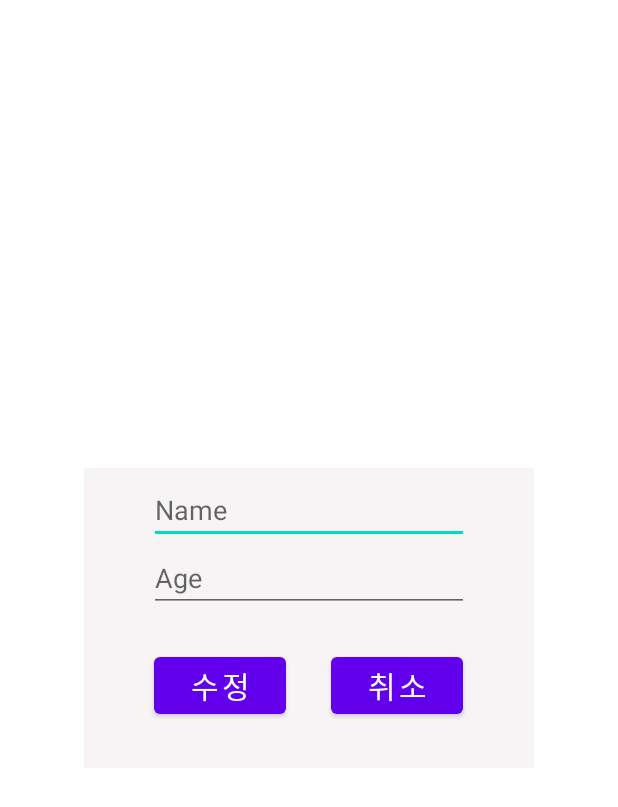
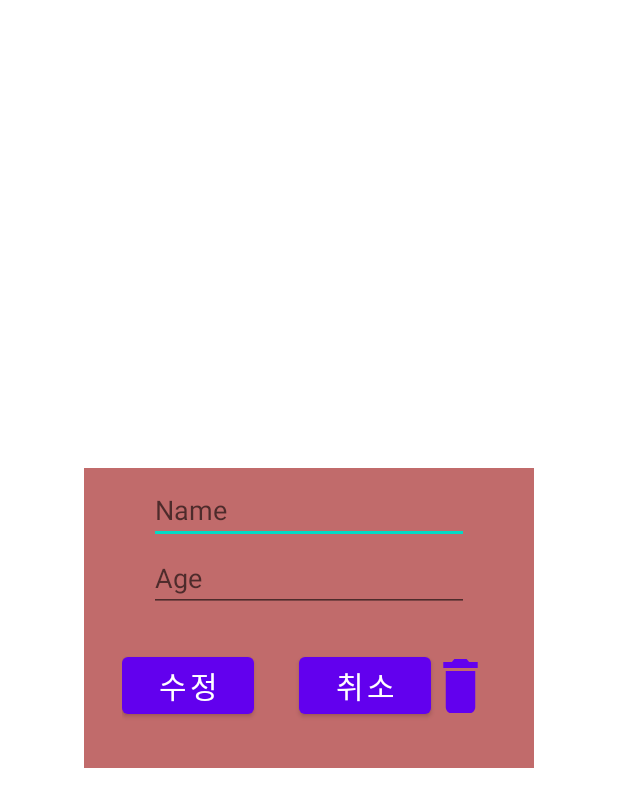
Before and after one commit to HanYeop/AndroidStudio-Practice, an Android app: the layout activity_update.xml on its own in the app's theme, with its tools: preview values and no code run, on a phone screen of 412 x 824 dp. Shown: the top 807 px of the screen. Run offline under Robolectric (Android 15) with nearby library versions, the phone set to English and light mode, and no system bars.

Commit message:
RoomEx 4 데이터 삭제

```diff
--- a/RoomEx/app/src/main/java/org/techtown/roomex/data/UserDao.kt
+++ b/RoomEx/app/src/main/java/org/techtown/roomex/data/UserDao.kt
@@ -14,6 +14,9 @@ interface UserDao {
    @Update
    suspend fun updateUser(user : User)
 
+   @Delete
+   suspend fun deleteUser(user : User)
+
    @Query("SELECT * FROM user_table ORDER BY id ASC")
    fun readAllData() : LiveData<List<User>>
 
--- a/RoomEx/app/src/main/java/org/techtown/roomex/repository/UserRepository.kt
+++ b/RoomEx/app/src/main/java/org/techtown/roomex/repository/UserRepository.kt
@@ -16,4 +16,8 @@ class UserRepository(private val userDao: UserDao) {
     suspend fun updateUser(user : User){
         userDao.updateUser(user)
     }
+
+    suspend fun deleteUser(user : User){
+        userDao.deleteUser(user)
+    }
 }
--- a/RoomEx/app/src/main/java/org/techtown/roomex/viewmodel/UserViewModel.kt
+++ b/RoomEx/app/src/main/java/org/techtown/roomex/viewmodel/UserViewModel.kt
@@ -32,6 +32,12 @@ class UserViewModel(application: Application) : AndroidViewModel(application) {
         }
     }
 
+    fun deleteUser(user : User){
+        viewModelScope.launch(Dispatchers.IO) {
+            repository.deleteUser(user)
+        }
+    }
+
     // ViewModel에 파라미터를 넘기기 위해서, 파라미터를 포함한 Factory 객체를 생성하기 위한 클래스
     class Factory(val application: Application) : ViewModelProvider.Factory {
         override fun <T : ViewModel?> create(modelClass: Class<T>): T {
--- /dev/null
+++ b/RoomEx/app/src/main/res/drawable/ic_baseline_delete_24.xml
@@ -0,0 +1,10 @@
+<vector xmlns:android="http://schemas.android.com/apk/res/android"
+    android:width="24dp"
+    android:height="24dp"
+    android:viewportWidth="24"
+    android:viewportHeight="24"
+    android:tint="?attr/colorControlNormal">
+  <path
+      android:fillColor="@android:color/black"
+      android:pathData="M6,19c0,1.1 0.9,2 2,2h8c1.1,0 2,-0.9 2,-2V7H6v12zM19,4h-3.5l-1,-1h-5l-1,1H5v2h14V4z"/>
+</vector>
--- a/RoomEx/app/src/main/res/layout/activity_update.xml
+++ b/RoomEx/app/src/main/res/layout/activity_update.xml
@@ -11,7 +11,7 @@
         android:layout_width="300dp"
         android:layout_height="200dp"
         android:layout_gravity="center"
-        android:background="#F6F4F4"
+        android:background="#C16B6B"
         android:orientation="vertical"
         android:padding="5dp"
         tools:context=".dialog.UpdateActivity">
@@ -37,11 +37,11 @@
             android:inputType="number" />
 
         <LinearLayout
-            android:layout_width="match_parent"
+            android:layout_width="245dp"
             android:layout_height="match_parent"
             android:layout_margin="20dp"
-            android:orientation="horizontal"
-            android:gravity="center">
+            android:gravity="center"
+            android:orientation="horizontal">
 
             <Button
                 android:id="@+id/update_btn"
@@ -57,6 +57,13 @@
                 android:layout_height="wrap_content"
                 android:text="취소"
                 android:textSize="20sp" />
+
+            <Button
+                android:id="@+id/delete_btn"
+                android:layout_width="wrap_content"
+                android:layout_height="wrap_content"
+                android:layout_weight="1"
+                android:background="@drawable/ic_baseline_delete_24" />
         </LinearLayout>
     </LinearLayout>
 </layout>
--- a/RoomEx/app/src/main/res/layout/layout_item.xml
+++ b/RoomEx/app/src/main/res/layout/layout_item.xml
@@ -45,5 +45,6 @@
             app:layout_constraintBottom_toBottomOf="parent"
             app:layout_constraintStart_toEndOf="@+id/name_text"
             app:layout_constraintTop_toTopOf="parent" />
+
     </androidx.constraintlayout.widget.ConstraintLayout>
 </layout>
```
Also changed, not shown: RoomEx/app/src/main/java/org/techtown/roomex/dialog/UpdateActivity.kt (+8 -0 lines).
